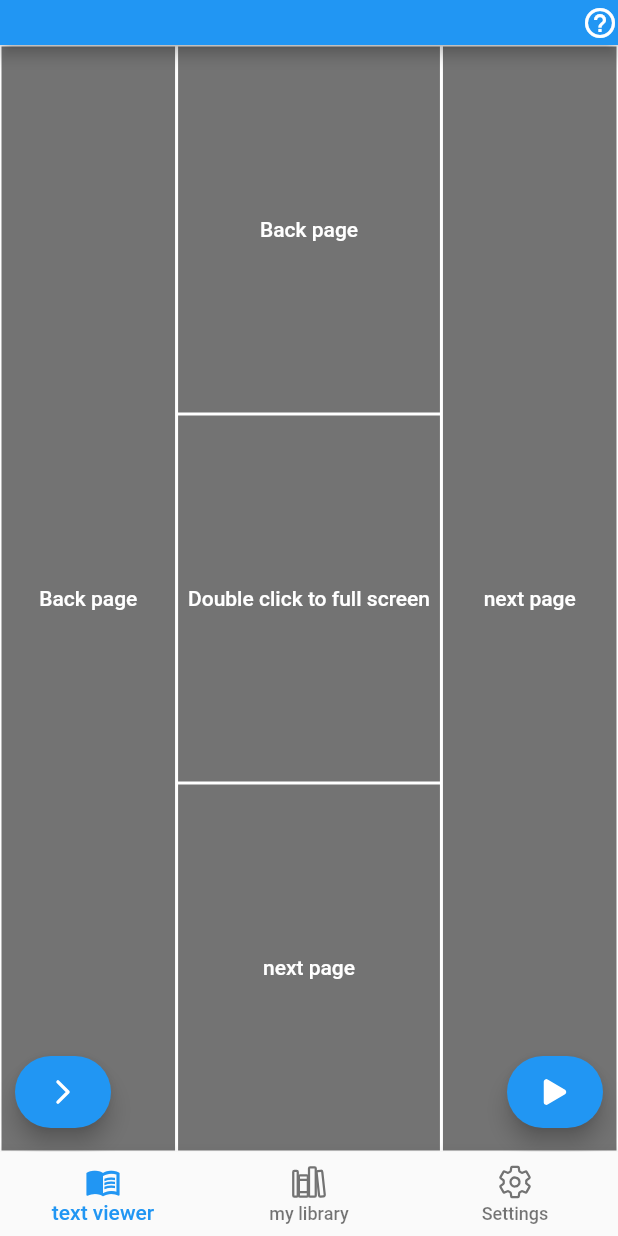
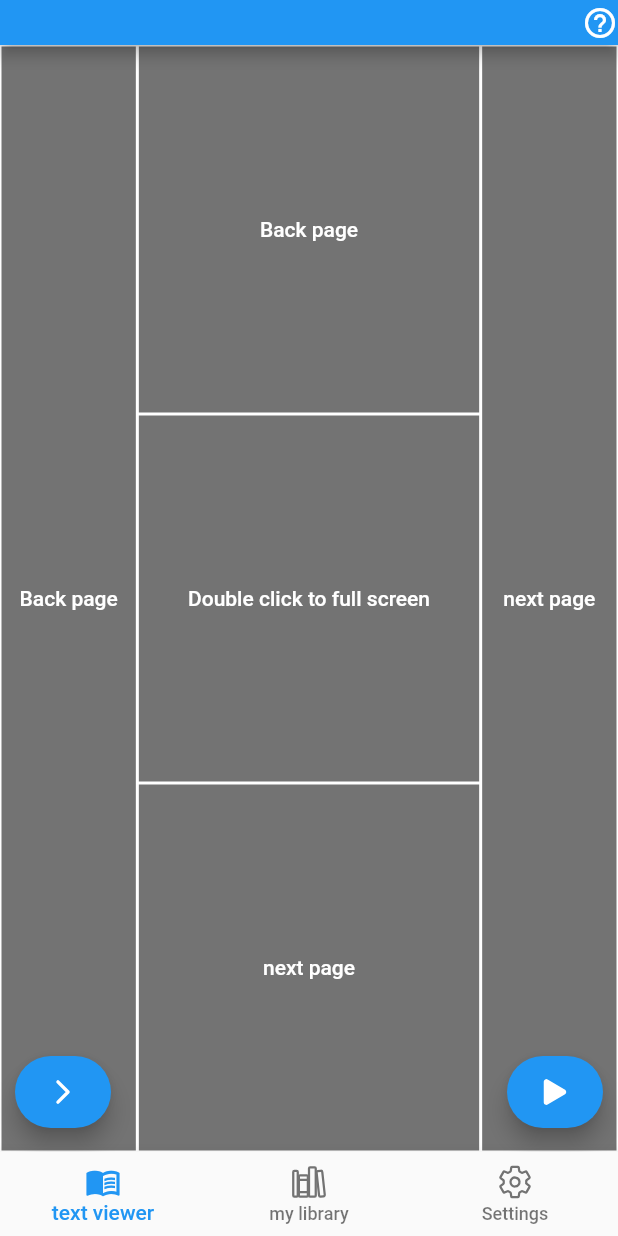
Before and after one commit to ODANUS/openTextView, a Flutter app: the screen it shows after launch, after a tap on the "help outline" icon, after a tap on "Back page", on a phone screen of 412 x 824 dp. Run offline on Flutter 3.47's test engine with Material 2 defaults, Android fonts, the phone set to English and light mode, and no system bars; drawn by our look-alikes of scrollable_positioned_list; our stand-ins replace audio_service, file_picker, flutter_screenutil, flutter_slidable, flutter_tts, get and 9 more; missing offline and left inert: audio_session, charset_converter, flutter_charset_detector, googleapis; network calls fail; project files that could hold a hidden picture were left out.

Commit message:
전체 화면 에서만 터치로 한페이지씩 이동하도록 수정.

```diff
--- a/lib/controller/global_controller.dart
+++ b/lib/controller/global_controller.dart
@@ -174,14 +174,14 @@ class GlobalController extends GetxController with WidgetsBindingObserver {
   }
 
   backPage() {
-    if (min > 0 && contents.length > 0) {
+    if (min > 0 && contents.length > 0 && bFullScreen.value) {
       itemScrollctl.scrollTo(
           index: min + 4, duration: 150.milliseconds, alignment: 1.0);
     }
   }
 
   nextPage() {
-    if (max > 0 && contents.length > 0) {
+    if (max > 0 && contents.length > 0 && bFullScreen.value) {
       itemScrollctl.scrollTo(index: max - 3, duration: 150.milliseconds);
     }
   }
--- a/lib/pages/read_page.dart
+++ b/lib/pages/read_page.dart
@@ -135,7 +135,7 @@ class ReadPage extends GetView<GlobalController> {
                               bhelp ? Text("Back page".tr, style: style) : null,
                         ))),
                 Flexible(
-                    flex: 3,
+                    flex: 5,
                     child: Column(mainAxisSize: MainAxisSize.max, children: [
                       Flexible(
                           child: Container(
```
Also changed, not shown: 1 other file.
